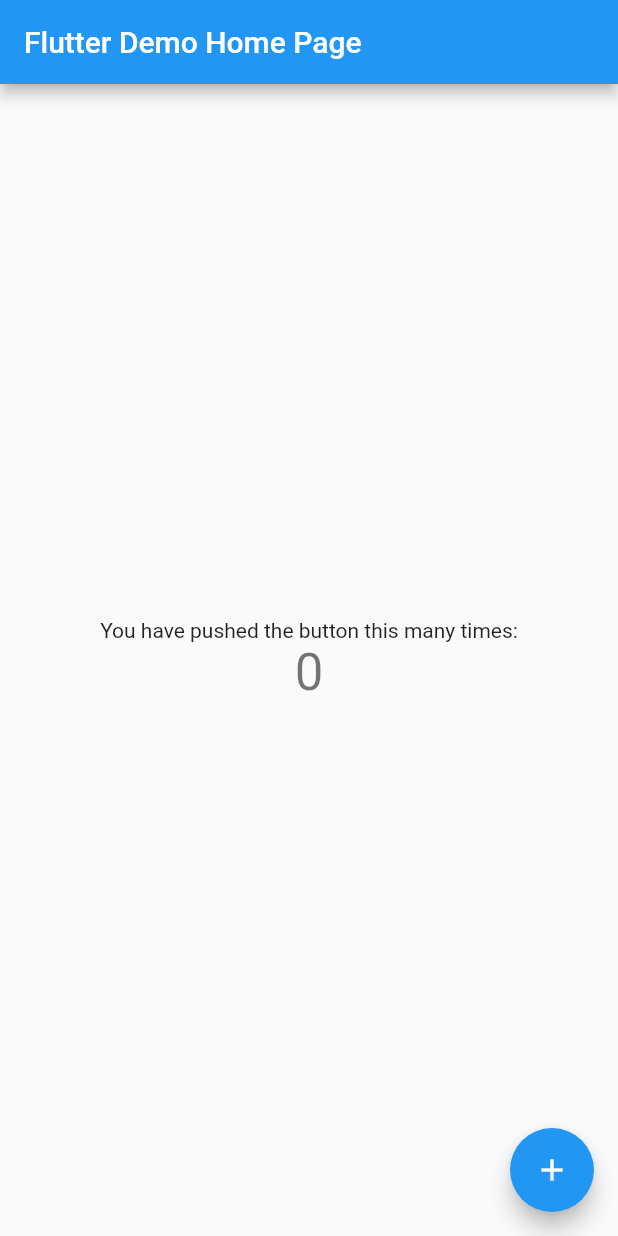
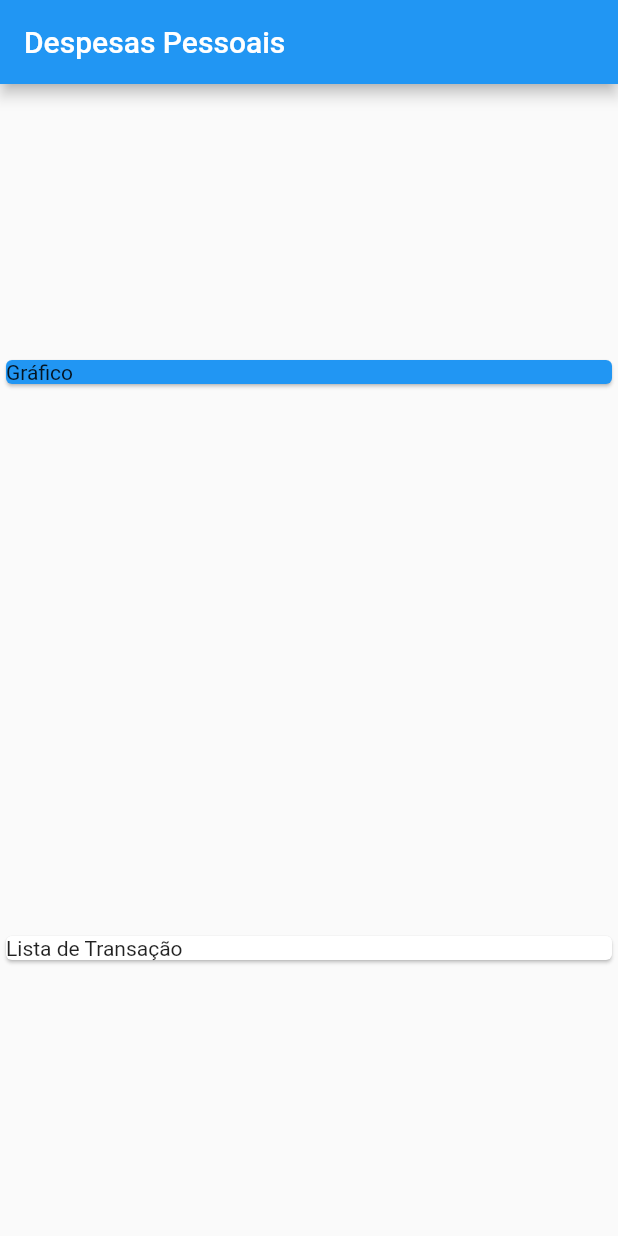
Before and after one commit to alex-custodio/DespesasPessoais, a Flutter app: the screen it shows after launch, on a phone screen of 412 x 824 dp. Run offline on Flutter 3.47's test engine with Material 2 defaults, Android fonts, the phone set to English and light mode, and no system bars.

Commit message:
primeiros passos

```diff
--- a/lib/main.dart
+++ b/lib/main.dart
@@ -1,115 +1,41 @@
 import 'package:flutter/material.dart';
+import 'package:flutter/src/widgets/container.dart';
+import 'package:flutter/src/widgets/framework.dart';
 
-void main() {
-  runApp(const MyApp());
+main() => runApp(ExpensesApp());
+
+class ExpensesApp extends StatelessWidget {
+  const ExpensesApp({super.key});
+
+  @override
+  Widget build(BuildContext context) {
+    return MaterialApp(home: MyHomePage());
+  }
 }
 
-class MyApp extends StatelessWidget {
-  const MyApp({super.key});
-
-  // This widget is the root of your application.
+class MyHomePage extends StatelessWidget {
   @override
   Widget build(BuildContext context) {
-    return MaterialApp(
-      title: 'Flutter Demo',
-      theme: ThemeData(
-        // This is the theme of your application.
-        //
-        // Try running your application with "flutter run". You'll see the
-        // application has a blue toolbar. Then, without quitting the app, try
-        // changing the primarySwatch below to Colors.green and then invoke
-        // "hot reload" (press "r" in the console where you ran "flutter run",
-        // or simply save your changes to "hot reload" in a Flutter IDE).
-        // Notice that the counter didn't reset back to zero; the application
-        // is not restarted.
-        primarySwatch: Colors.blue,
+    return Scaffold(
+      appBar: AppBar(
+        title: Text("Despesas Pessoais"),
       ),
-      home: const MyHomePage(title: 'Flutter Demo Home Page'),
+      body: Column(
+        mainAxisAlignment: MainAxisAlignment.spaceAround,
+        crossAxisAlignment: CrossAxisAlignment.stretch,
+        children: [
+          Container(
+            width: double.infinity,
+            child: Card(
+              color: Colors.blue,
+              child: Text("Gráfico"),
+            ),
+          ),
+          Card(
+            child: Text("Lista de Transação"),
+          )
+        ],
+      ),
     );
   }
 }
-
-class MyHomePage extends StatefulWidget {
-  const MyHomePage({super.key, required this.title});
-
-  // This widget is the home page of your application. It is stateful, meaning
-  // that it has a State object (defined below) that contains fields that affect
-  // how it looks.
-
-  // This class is the configuration for the state. It holds the values (in this
-  // case the title) provided by the parent (in this case the App widget) and
-  // used by the build method of the State. Fields in a Widget subclass are
-  // always marked "final".
-
-  final String title;
-
-  @override
-  State<MyHomePage> createState() => _MyHomePageState();
-}
-
-class _MyHomePageState extends State<MyHomePage> {
-  int _counter = 0;
-
-  void _incrementCounter() {
-    setState(() {
-      // This call to setState tells the Flutter framework that something has
-      // changed in this State, which causes it to rerun the build method below
-      // so that the display can reflect the updated values. If we changed
-      // _counter without calling setState(), then the build method would not be
-      // called again, and so nothing would appear to happen.
-      _counter++;
-    });
-  }
-
-  @override
-  Widget build(BuildContext context) {
-    // This method is rerun every time setState is called, for instance as done
-    // by the _incrementCounter method above.
-    //
-    // The Flutter framework has been optimized to make rerunning build methods
-    // fast, so that you can just rebuild anything that needs updating rather
-    // than having to individually change instances of widgets.
-    return Scaffold(
-      appBar: AppBar(
-        // Here we take the value from the MyHomePage object that was created by
-        // the App.build method, and use it to set our appbar title.
-        title: Text(widget.title),
-      ),
-      body: Center(
-        // Center is a layout widget. It takes a single child and positions it
-        // in the middle of the parent.
-        child: Column(
-          // Column is also a layout widget. It takes a list of children and
-          // arranges them vertically. By default, it sizes itself to fit its
-          // children horizontally, and tries to be as tall as its parent.
-          //
-          // Invoke "debug painting" (press "p" in the console, choose the
-          // "Toggle Debug Paint" action from the Flutter Inspector in Android
-          // Studio, or the "Toggle Debug Paint" command in Visual Studio Code)
-          // to see the wireframe for each widget.
-          //
-          // Column has various properties to control how it sizes itself and
-          // how it positions its children. Here we use mainAxisAlignment to
-          // center the children vertically; the main axis here is the vertical
-          // axis because Columns are vertical (the cross axis would be
-          // horizontal).
-          mainAxisAlignment: MainAxisAlignment.center,
-          children: <Widget>[
-            const Text(
-              'You have pushed the button this many times:',
-            ),
-            Text(
-              '$_counter',
-              style: Theme.of(context).textTheme.headline4,
-            ),
-          ],
-        ),
-      ),
-      floatingActionButton: FloatingActionButton(
-        onPressed: _incrementCounter,
-        tooltip: 'Increment',
-        child: const Icon(Icons.add),
-      ), // This trailing comma makes auto-formatting nicer for build methods.
-    );
-  }
-}
```
